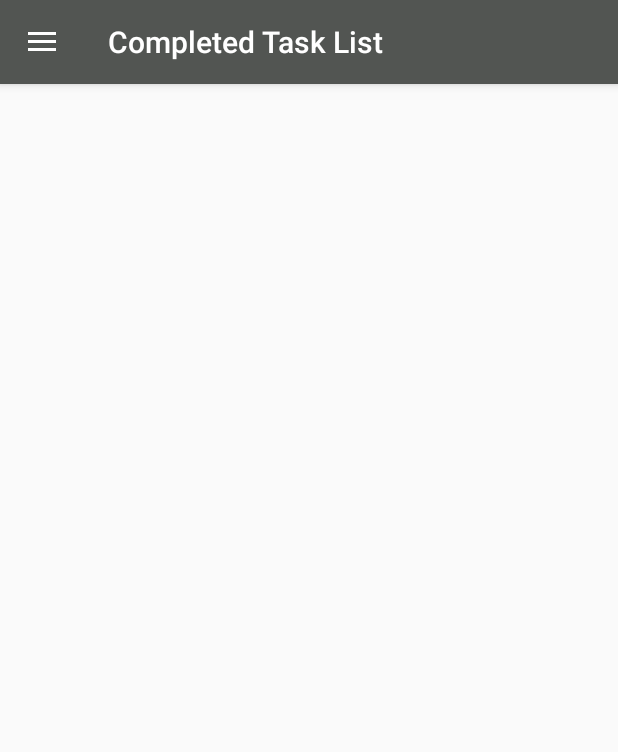
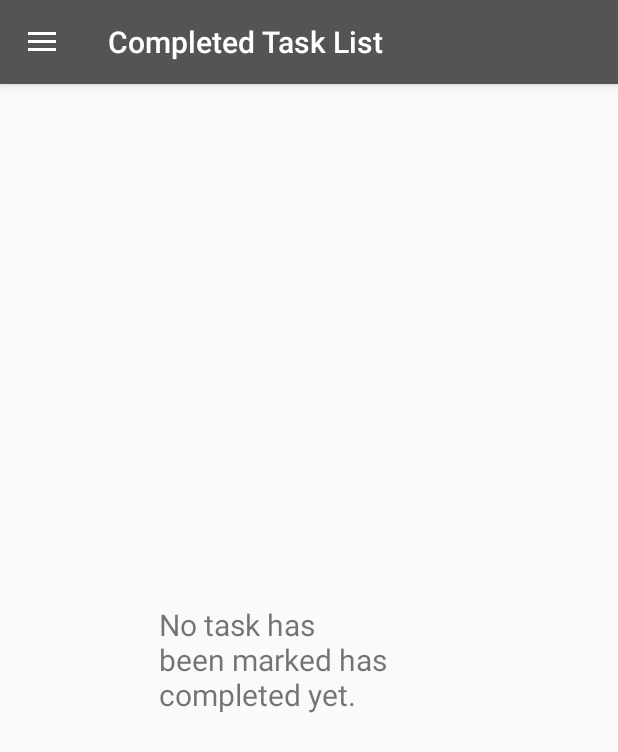
Before and after one commit to Dom07/ToDoApp, an Android app: the fragment InsightFragment placed in its activity, after a tap on "Completed Task", on a phone screen of 412 x 824 dp. Shown: the top 752 px of the screen. Run offline under Robolectric (Android 15) with nearby library versions, the light colour scheme and no system bars; libraries missing offline, so code that uses them is left out: com.github.mikephil.charting; 8 statements that could not run were skipped; 1 other tap on this screen came first.

Commit message:
Improved Insight Fragment UI, made some ui changes to single task items

```diff
--- a/app/src/main/java/com/developers/mytodoapp/CompTaskFragment.java
+++ b/app/src/main/java/com/developers/mytodoapp/CompTaskFragment.java
@@ -13,6 +13,7 @@ import android.support.v7.widget.RecyclerView;
 import android.view.LayoutInflater;
 import android.view.View;
 import android.view.ViewGroup;
+import android.widget.TextView;
 
 import java.util.ArrayList;
 import java.util.concurrent.ExecutionException;
@@ -28,7 +29,7 @@ public class CompTaskFragment extends Fragment {
     ArrayList<Task> completedTaskList = new ArrayList<Task>();
     CompletedTaskAdapter completedTaskAdapter = new CompletedTaskAdapter(completedTaskList);
     SwipeRefreshLayout swipeRefreshLayout;
-
+    TextView tvNoDataCompFrag;
 
     public CompTaskFragment() {
         // Required empty public constructor
@@ -39,11 +40,13 @@ public class CompTaskFragment extends Fragment {
                              Bundle savedInstanceState) {
 
         final View view = inflater.inflate(R.layout.fragment_comp_task,container,false);
+        tvNoDataCompFrag = (TextView)view.findViewById(R.id.tvNoDataCompFrag);
         rvCompletedTaskList = (RecyclerView)view.findViewById(R.id.rvCompletedTaskList);
         rvCompletedTaskList.setLayoutManager(new LinearLayoutManager(getContext()));
         rvCompletedTaskList.setItemAnimator(new DefaultItemAnimator());
         rvCompletedTaskList.setAdapter(completedTaskAdapter);
         prepareCompletedTask(getContext());
+        noDataMsgToggle();
 
 //        Swipe To Refresh
         swipeRefreshLayout = (SwipeRefreshLayout)view.findViewById(R.id.srlCompTaskFragment);
@@ -52,6 +55,7 @@ public class CompTaskFragment extends Fragment {
             public void onRefresh() {
                 prepareCompletedTask(getContext());
                 swipeRefreshLayout.setRefreshing(false);
+                noDataMsgToggle();
             }
         });
 
@@ -80,4 +84,13 @@ public class CompTaskFragment extends Fragment {
         taskHelper.close();
         completedTaskAdapter.notifyDataSetChanged();
     }
+
+    private void noDataMsgToggle(){
+        int count = SqLiteTaskHelper.getNoOfCompletedTask(getContext());
+        if(count==0){
+            tvNoDataCompFrag.setVisibility(View.VISIBLE);
+        }else{
+            tvNoDataCompFrag.setVisibility(View.INVISIBLE);
+        }
+    }
 }
--- a/app/src/main/res/layout/completedtaskitem.xml
+++ b/app/src/main/res/layout/completedtaskitem.xml
@@ -5,8 +5,8 @@
     android:orientation="vertical" android:layout_width="match_parent"
     android:layout_height="wrap_content"
     android:background="#f1f1f1"
-    android:layout_marginLeft="15dp"
-    android:layout_marginRight="15dp"
+    android:layout_marginLeft="5dp"
+    android:layout_marginRight="5dp"
     android:layout_marginTop="5dp"
     android:layout_marginBottom="5dp"
     android:padding="5dp"
--- a/app/src/main/res/layout/fragment_comp_task.xml
+++ b/app/src/main/res/layout/fragment_comp_task.xml
@@ -2,13 +2,27 @@
     xmlns:tools="http://schemas.android.com/tools"
     android:layout_width="match_parent"
     android:layout_height="match_parent"
+    android:layout_margin="10dp"
     tools:context="com.developers.mytodoapp.CompTaskFragment"
     android:id="@+id/srlCompTaskFragment">
+    <RelativeLayout
+        android:layout_width="match_parent"
+        android:layout_height="match_parent">
 
-    <android.support.v7.widget.RecyclerView
-        android:layout_width="match_parent"
-        android:layout_height="match_parent"
-        android:id="@+id/rvCompletedTaskList">
-    </android.support.v7.widget.RecyclerView>
+        <TextView
+            android:id="@+id/tvNoDataCompFrag"
+            android:layout_width="200dp"
+            android:layout_height="wrap_content"
+            android:layout_centerHorizontal="true"
+            android:layout_centerVertical="true"
+            android:text="No task has been marked has completed yet."
+            android:textSize="20sp"/>
 
+        <android.support.v7.widget.RecyclerView
+            android:layout_width="match_parent"
+            android:layout_height="match_parent"
+            android:id="@+id/rvCompletedTaskList">
+        </android.support.v7.widget.RecyclerView>
+
+    </RelativeLayout>
 </android.support.v4.widget.SwipeRefreshLayout>
--- a/app/src/main/res/layout/fragment_insight.xml
+++ b/app/src/main/res/layout/fragment_insight.xml
@@ -56,8 +56,8 @@
         android:layout_alignStart="@+id/tvLabelATask"
         android:layout_below="@+id/tvLabelATask"
         android:layout_marginTop="10dp"
-        android:textStyle="bold"
-        android:text="Efficiency : " />
+        android:text="Work Progress : "
+        android:textStyle="bold" />
 
     <TextView
         android:id="@+id/tvEfficiency"
@@ -72,6 +72,7 @@
         android:id="@+id/pcEfficiency"
         android:layout_height="match_parent"
         android:layout_width="match_parent"
+        android:layout_margin="10dp"
         android:layout_below="@+id/tvLabelEfficiency" />
 
     <TextView
--- a/app/src/main/res/layout/fragment_main.xml
+++ b/app/src/main/res/layout/fragment_main.xml
@@ -2,6 +2,7 @@
     xmlns:tools="http://schemas.android.com/tools"
     android:layout_width="match_parent"
     android:layout_height="match_parent"
+    android:layout_margin="10dp"
     tools:context="com.developers.mytodoapp.MainFragment">
 
     <TextView
@@ -35,5 +36,6 @@
         android:layout_margin="25dp"
         android:src="@drawable/ic_add_white_24dp"
         android:backgroundTint="@color/colorAccent"
+        android:elevation="5dp"
         />
 </RelativeLayout>
--- a/app/src/main/res/layout/taskitem.xml
+++ b/app/src/main/res/layout/taskitem.xml
@@ -4,8 +4,8 @@
     android:layout_width="match_parent"
     android:layout_height="wrap_content"
     android:background="#f1f1f1"
-    android:layout_marginLeft="15dp"
-    android:layout_marginRight="15dp"
+    android:layout_marginLeft="5dp"
+    android:layout_marginRight="5dp"
     android:layout_marginTop="5dp"
     android:layout_marginBottom="5dp"
     android:padding="5dp"
```
Also changed, not shown: app/src/main/java/com/developers/mytodoapp/InsightFragment.java (+9 -7 lines), 130 other files.
